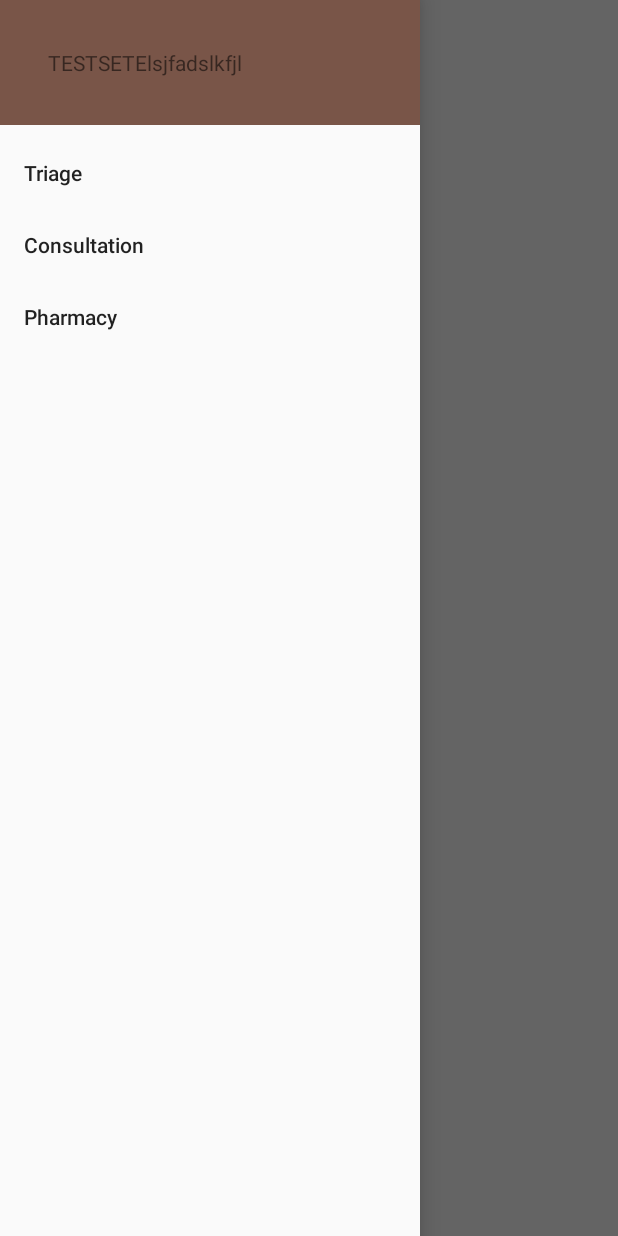
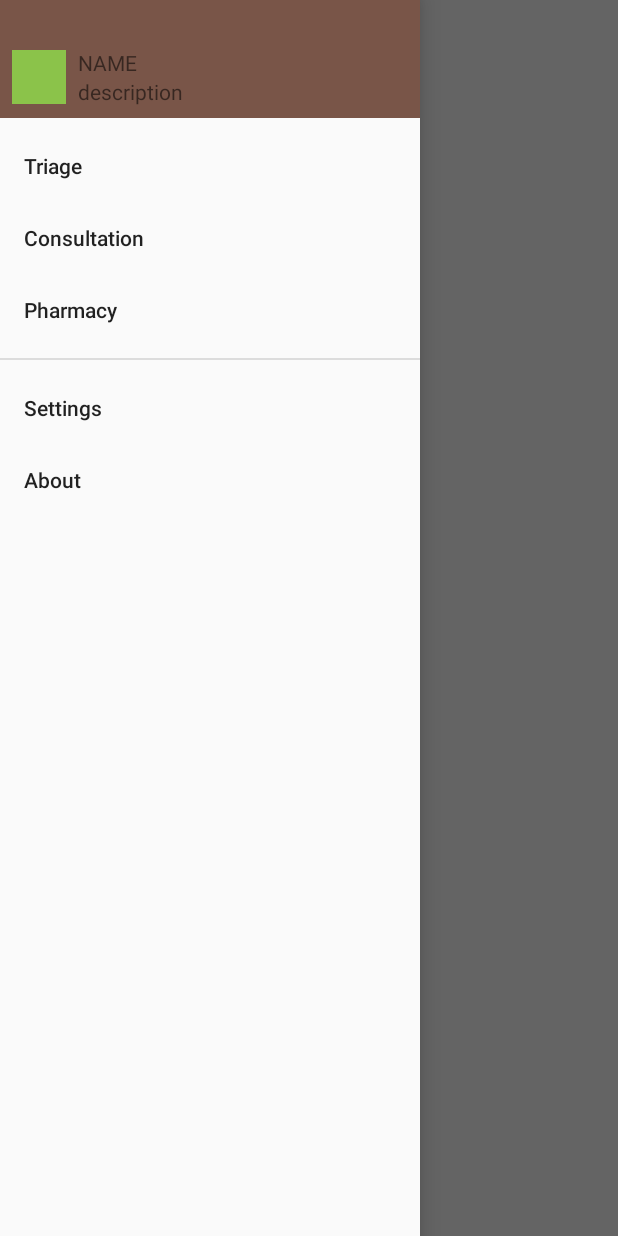
Before and after one commit to hkust1516csefyp43/ehr-android, an Android app: the screen it shows after launch (MainActivity), with the side drawer open, on a phone screen of 412 x 824 dp. Run offline under Robolectric (Android 15) with nearby library versions, the phone set to English and light mode, and no system bars.

Commit message:
Fix: [Drawer] Now it looks more like the real deal

```diff
--- a/app/src/main/res/layout/activity_main.xml
+++ b/app/src/main/res/layout/activity_main.xml
@@ -11,7 +11,7 @@
         <TextView
             android:layout_width="wrap_content"
             android:layout_height="wrap_content"
-            android:text="TESTTESTTESTTEST"/>
+            android:text="Hello World"/>
     </RelativeLayout>
 
     <android.support.design.widget.NavigationView
--- a/app/src/main/res/layout/drawer_header.xml
+++ b/app/src/main/res/layout/drawer_header.xml
@@ -1,14 +1,41 @@
 <?xml version="1.0" encoding="utf-8"?>
-<LinearLayout xmlns:android="http://schemas.android.com/apk/res/android"
-              android:orientation="vertical"
-              android:layout_width="match_parent"
-              android:layout_height="match_parent"
-    android:background="@color/primary_color">
+<LinearLayout
+    xmlns:android="http://schemas.android.com/apk/res/android"
+    android:layout_width="match_parent"
+    android:layout_height="match_parent"
+    android:background="@color/primary_color"
+    android:orientation="vertical"
+    android:paddingTop="32dp">
 
-    <TextView
-        android:layout_width="wrap_content"
-        android:layout_height="wrap_content"
-        android:padding="32dp"
-        android:text="TESTSETElsjfadslkfjl"/>
+    <LinearLayout
+        android:layout_width="match_parent"
+        android:layout_height="match_parent"
+        android:orientation="horizontal"
+        android:paddingBottom="8dp">
 
+        <ImageView
+            android:layout_width="36dp"
+            android:layout_height="36dp"
+            android:layout_gravity="center_vertical"
+            android:layout_marginLeft="8dp"
+            android:src="@color/accent_color"/>
+
+        <LinearLayout
+            android:layout_width="wrap_content"
+            android:layout_height="wrap_content"
+            android:layout_gravity="center_vertical"
+            android:layout_marginLeft="8dp"
+            android:orientation="vertical">
+
+            <TextView
+                android:layout_width="wrap_content"
+                android:layout_height="wrap_content"
+                android:text="NAME"/>
+
+            <TextView
+                android:layout_width="wrap_content"
+                android:layout_height="wrap_content"
+                android:text="description"/>
+        </LinearLayout>
+    </LinearLayout>
 </LinearLayout>
--- a/app/src/main/res/menu/drawer.xml
+++ b/app/src/main/res/menu/drawer.xml
@@ -1,6 +1,8 @@
 <?xml version="1.0" encoding="utf-8"?>
 <menu xmlns:android="http://schemas.android.com/apk/res/android">
-    <group android:checkableBehavior="single">
+    <group
+        android:id="@+id/group_main"
+        android:checkableBehavior="single">
         <item
             android:title="@string/triage"/>
         <item
@@ -8,4 +10,12 @@
         <item
             android:title="@string/pharmacy"/>
     </group>
+    <group
+        android:id="@+id/group_others"
+        android:checkableBehavior="single">
+        <item
+            android:title="Settings"/>
+        <item
+            android:title="About"/>
+    </group>
 </menu>
```
